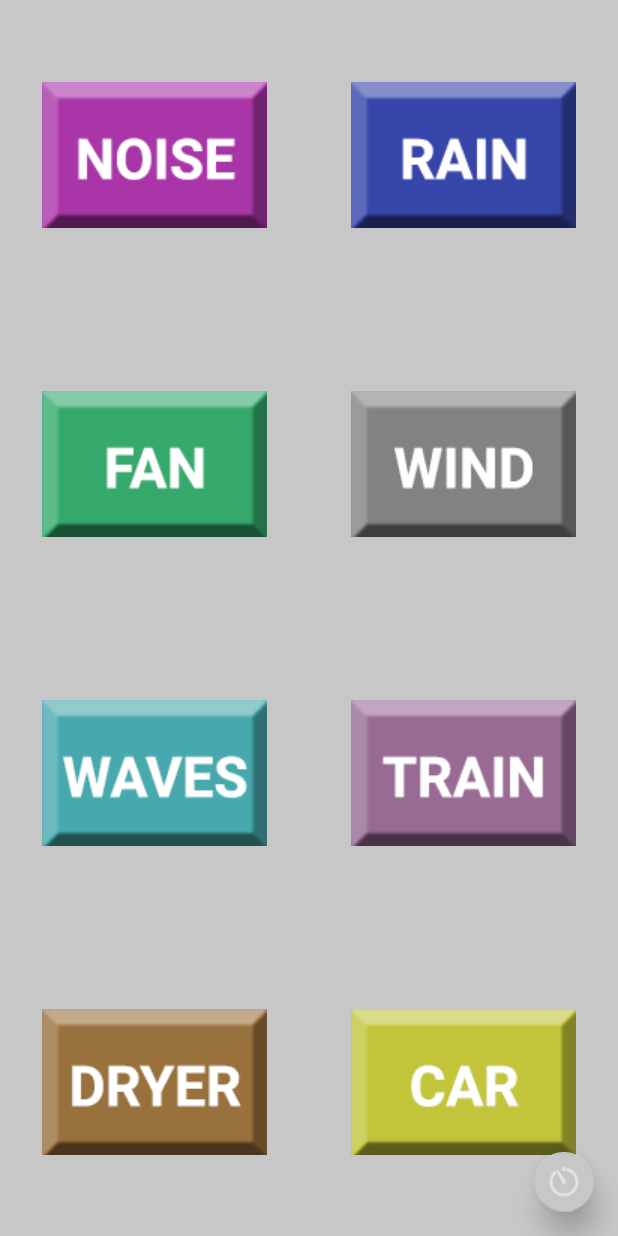
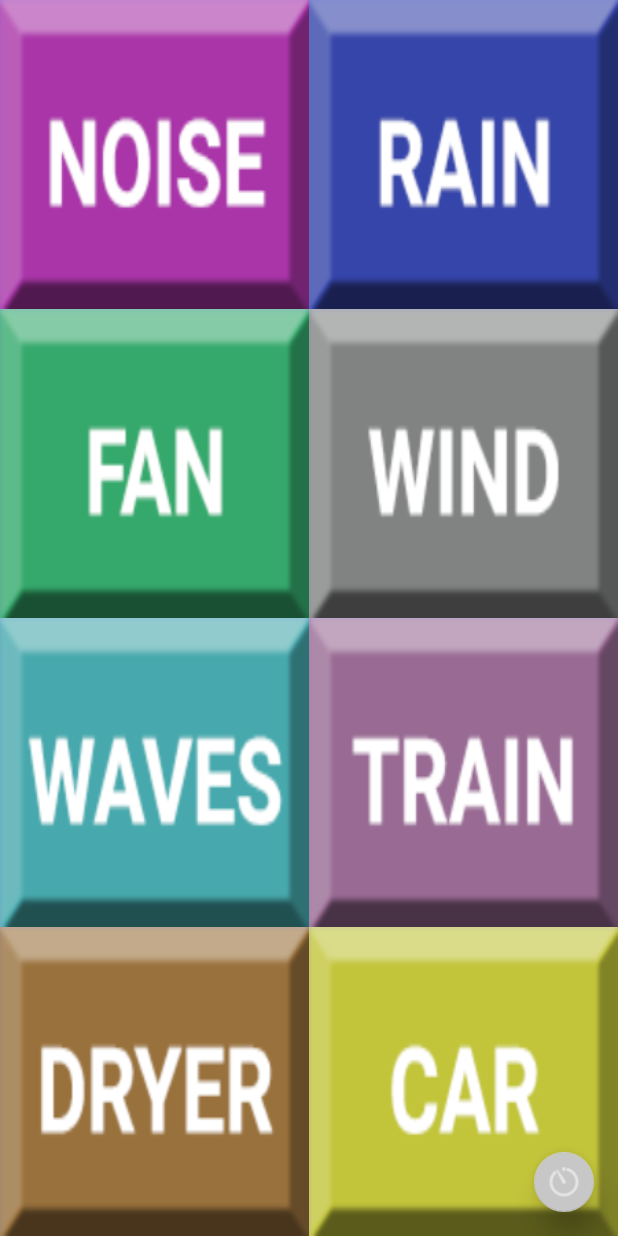
Before and after one commit to AndyCr15/WhiteNoise, an Android app: the screen it shows after launch (MainActivity), on a phone screen of 412 x 824 dp. Run offline under Robolectric (Android 15) with nearby library versions, the phone set to English and light mode, and no system bars.

Commit message:
Change from ImageButtons to ImageViews for a better look (images fill grid now)

```diff
--- a/app/src/main/res/layout/activity_main.xml
+++ b/app/src/main/res/layout/activity_main.xml
@@ -16,7 +16,7 @@
         app:layout_constraintRight_toRightOf="parent"
         app:layout_constraintTop_toTopOf="parent">
 
-        <ImageButton
+        <ImageView
             android:id="@+id/whitenoise"
             android:layout_width="wrap_content"
             android:layout_height="wrap_content"
@@ -30,11 +30,11 @@
             android:background="@android:color/transparent"
             android:onClick="whiteNoiseTapped"
             android:padding="0dp"
-            android:scaleType="centerInside"
+            android:scaleType="fitXY"
             android:text="White 0"
             app:srcCompat="@drawable/whitenoise" />
 
-        <ImageButton
+        <ImageView
             android:id="@+id/rain"
             android:layout_width="wrap_content"
             android:layout_height="wrap_content"
@@ -48,11 +48,11 @@
             android:background="@android:color/transparent"
             android:onClick="rainTapped"
             android:padding="0dp"
-            android:scaleType="centerInside"
+            android:scaleType="fitXY"
             android:text="White 1"
             app:srcCompat="@drawable/rain" />
 
-        <ImageButton
+        <ImageView
             android:id="@+id/fan"
             android:layout_width="wrap_content"
             android:layout_height="wrap_content"
@@ -64,11 +64,11 @@
             android:adjustViewBounds="true"
             android:background="@android:color/transparent"
             android:onClick="fanTapped"
-            android:scaleType="centerInside"
+            android:scaleType="fitXY"
             android:text="White 1"
             app:srcCompat="@drawable/fan" />
 
-        <ImageButton
+        <ImageView
             android:id="@+id/wind"
             android:layout_width="wrap_content"
             android:layout_height="wrap_content"
@@ -80,10 +80,10 @@
             android:adjustViewBounds="true"
             android:background="@android:color/transparent"
             android:onClick="windTapped"
-            android:scaleType="centerInside"
+            android:scaleType="fitXY"
             app:srcCompat="@drawable/wind" />
 
-        <ImageButton
+        <ImageView
             android:id="@+id/waves"
             android:layout_width="wrap_content"
             android:layout_height="wrap_content"
@@ -95,11 +95,11 @@
             android:adjustViewBounds="true"
             android:background="@android:color/transparent"
             android:onClick="wavesTapped"
-            android:scaleType="centerInside"
+            android:scaleType="fitXY"
             android:text="White 0"
             app:srcCompat="@drawable/waves" />
 
-        <ImageButton
+        <ImageView
             android:id="@+id/train"
             android:layout_width="wrap_content"
             android:layout_height="wrap_content"
@@ -111,11 +111,11 @@
             android:adjustViewBounds="true"
             android:background="@android:color/transparent"
             android:onClick="trainTapped"
-            android:scaleType="centerInside"
+            android:scaleType="fitXY"
             android:text="White 1"
             app:srcCompat="@drawable/train" />
 
-        <ImageButton
+        <ImageView
             android:id="@+id/dryer"
             android:layout_width="wrap_content"
             android:layout_height="wrap_content"
@@ -127,7 +127,7 @@
             android:adjustViewBounds="true"
             android:background="@android:color/transparent"
             android:onClick="dryerTapped"
-            android:scaleType="centerInside"
+            android:scaleType="fitXY"
             android:text="White 1"
             app:srcCompat="@drawable/dryer" />
 
@@ -147,7 +147,7 @@
             app:fabSize="mini"
             app:srcCompat="@drawable/timer" />
 
-        <ImageButton
+        <ImageView
             android:id="@+id/car"
             android:layout_width="wrap_content"
             android:layout_height="wrap_content"
@@ -159,7 +159,7 @@
             android:adjustViewBounds="true"
             android:background="@android:color/transparent"
             android:onClick="carTapped"
-            android:scaleType="centerInside"
+            android:scaleType="fitXY"
             android:text="White 1"
             app:srcCompat="@drawable/car" />
 
```
Also changed, not shown: app/src/main/java/com/androidandyuk/whitenoise/MainActivity.java (+17 -17 lines).
